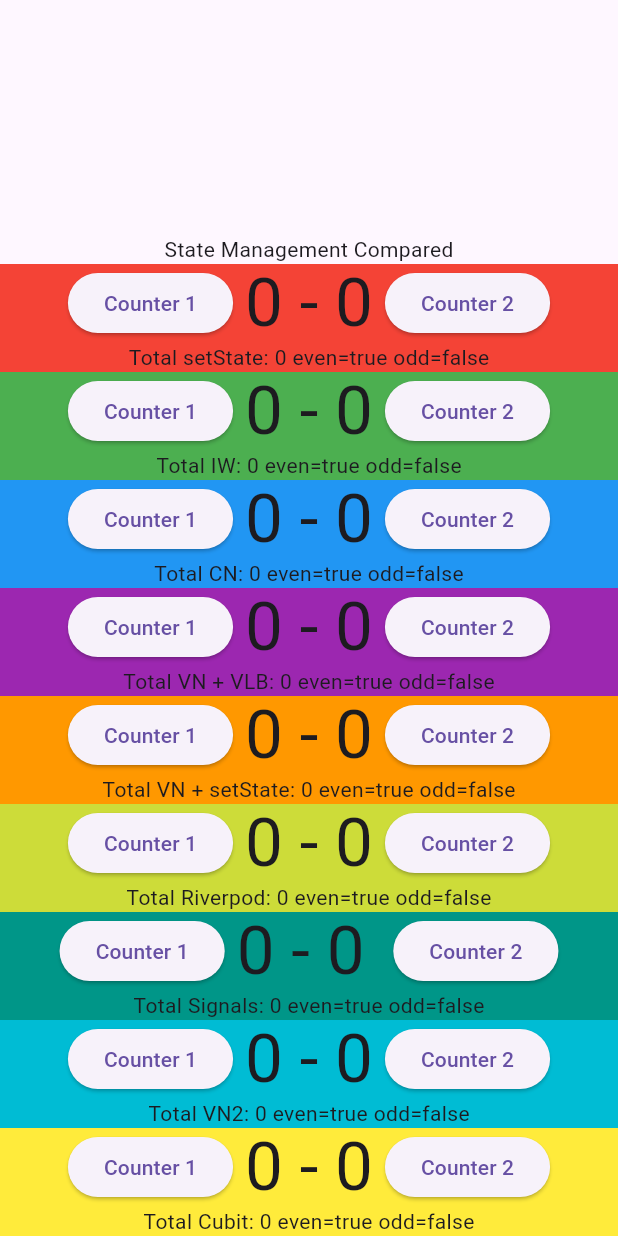
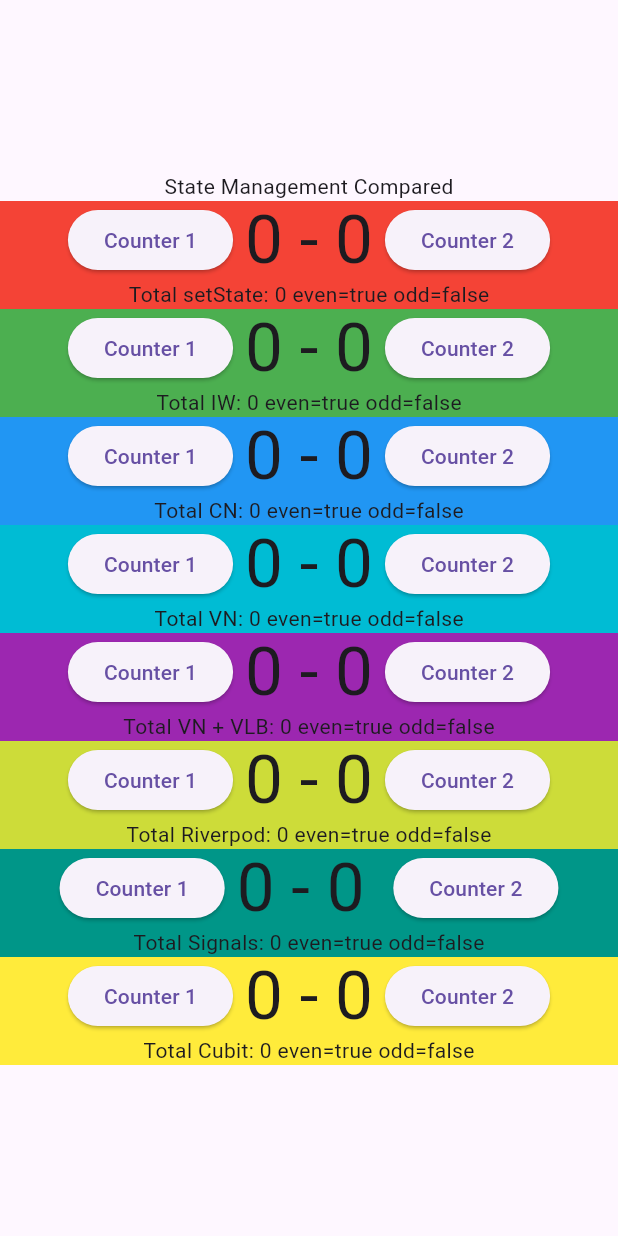
Before and after one commit to anthonyaquino83/flutter_sm_compared, a Flutter app: the screen it shows after launch, on a phone screen of 412 x 824 dp. Run offline on Flutter 3.47's test engine with Material 3 defaults, Android fonts, the light colour scheme and no system bars; our stand-ins replace flutter_bloc, flutter_riverpod, signals_flutter.

Commit message:
refactor valuenotifier examples

```diff
--- a/lib/main.dart
+++ b/lib/main.dart
@@ -8,7 +8,6 @@ import 'cubit_example.dart';
 import 'inheritedwidget_example.dart';
 import 'valuenotifier_example.dart';
 import 'valuelistenablebuilder_example.dart';
-import 'valuenotifier_example2.dart';
 
 void main() {
   runApp(const MainApp());
@@ -28,25 +27,25 @@ class _MainAppState extends State<MainApp> {
       debugShowCheckedModeBanner: false,
       home: Scaffold(
         body: Column(
-          mainAxisAlignment: MainAxisAlignment.end,
+          mainAxisAlignment: MainAxisAlignment.center,
           children: [
             Text('State Management Compared'),
             // 64 loc (VSCodeCounter and same Flutter autoformat)
+            // internal packages
             SetStateExample(),
             // 75 loc
             InheritedWidgetExample(),
             // 80 loc
             ChangeNotifierExample(),
-            // 73 loc
+            // 91 loc
+            ValueNotifierExample(),
+            // 109 loc
             ValueListenableBuilderExample(),
-            // 70 loc
-            ValueNotifierExample(),
+            // external packages
             // 58 loc
             ProviderScope(child: RiverpodExample()),
             // 61 loc
             SignalsExample(),
-            // 91 loc
-            ValueNotifierExample2(),
             // 120 loc
             CubitExample(),
           ],
--- a/lib/valuelistenablebuilder_example.dart
+++ b/lib/valuelistenablebuilder_example.dart
@@ -2,6 +2,36 @@ import 'package:flutter/material.dart';
 
 final counter1 = ValueNotifier(0);
 final counter2 = ValueNotifier(0);
+final total = TotalNotifier();
+final isEven = IsEvenNotifier();
+final isOdd = IsOddNotifier();
+
+class TotalNotifier extends ValueNotifier<int> {
+  TotalNotifier() : super(counter1.value + counter2.value) {
+    counter1.addListener(() {
+      value = counter1.value + counter2.value;
+    });
+    counter2.addListener(() {
+      value = counter1.value + counter2.value;
+    });
+  }
+}
+
+class IsEvenNotifier extends ValueNotifier<bool> {
+  IsEvenNotifier() : super(total.value.isEven) {
+    total.addListener(() {
+      value = total.value.isEven;
+    });
+  }
+}
+
+class IsOddNotifier extends ValueNotifier<bool> {
+  IsOddNotifier() : super(total.value.isOdd) {
+    total.addListener(() {
+      value = total.value.isOdd;
+    });
+  }
+}
 
 class ValueListenableBuilderExample extends StatefulWidget {
   const ValueListenableBuilderExample({
@@ -15,10 +45,6 @@ class ValueListenableBuilderExample extends StatefulWidget {
 
 class _ValueListenableBuilderExampleState
     extends State<ValueListenableBuilderExample> {
-  int get total => counter1.value + counter2.value;
-  bool get isEven => total.isEven;
-  bool get isOdd => total.isOdd;
-
   @override
   Widget build(BuildContext context) {
     return ColoredBox(
@@ -60,9 +86,24 @@ class _ValueListenableBuilderExampleState
                               ),
                             ],
                           ),
-                          Text(
-                            'Total VN + VLB: $total even=$isEven odd=$isOdd',
-                          ),
+                          ValueListenableBuilder(
+                              valueListenable: total,
+                              builder: (context, total, child) {
+                                return ValueListenableBuilder(
+                                    valueListenable: isEven,
+                                    builder: (context, isEven, child) {
+                                      return ValueListenableBuilder(
+                                          valueListenable: isOdd,
+                                          builder: (context, isOdd, child) {
+                                            return Text(
+                                              'Total VN + VLB: $total even=$isEven odd=$isOdd',
+                                            );
+                                          });
+                                    });
+                              }),
+                          // Text(
+                          //   'Total VN + VLB: $total even=$isEven odd=$isOdd',
+                          // ),
                         ],
                       );
                     },
--- a/lib/valuenotifier_example.dart
+++ b/lib/valuenotifier_example.dart
@@ -2,6 +2,36 @@ import 'package:flutter/material.dart';
 
 final counter1 = ValueNotifier(0);
 final counter2 = ValueNotifier(0);
+final total = TotalNotifier();
+final isEven = IsEvenNotifier();
+final isOdd = IsOddNotifier();
+
+class TotalNotifier extends ValueNotifier<int> {
+  TotalNotifier() : super(counter1.value + counter2.value) {
+    counter1.addListener(() {
+      value = counter1.value + counter2.value;
+    });
+    counter2.addListener(() {
+      value = counter1.value + counter2.value;
+    });
+  }
+}
+
+class IsEvenNotifier extends ValueNotifier<bool> {
+  IsEvenNotifier() : super(total.value.isEven) {
+    total.addListener(() {
+      value = total.value.isEven;
+    });
+  }
+}
+
+class IsOddNotifier extends ValueNotifier<bool> {
+  IsOddNotifier() : super(total.value.isOdd) {
+    total.addListener(() {
+      value = total.value.isOdd;
+    });
+  }
+}
 
 class ValueNotifierExample extends StatefulWidget {
   const ValueNotifierExample({
@@ -9,23 +39,15 @@ class ValueNotifierExample extends StatefulWidget {
   });
 
   @override
-  State<ValueNotifierExample> createState() => _ValueNotifierExampleState();
+  State<ValueNotifierExample> createState() => _ValueNotifierExampleStat();
 }
 
-class _ValueNotifierExampleState extends State<ValueNotifierExample> {
-  int get total => counter1.value + counter2.value;
-  bool get isEven => total.isEven;
-  bool get isOdd => total.isOdd;
-
+class _ValueNotifierExampleStat extends State<ValueNotifierExample> {
   @override
   void initState() {
     super.initState();
 
-    counter1.addListener(() {
-      if (mounted) setState(() {});
-    });
-
-    counter2.addListener(() {
+    total.addListener(() {
       if (mounted) setState(() {});
     });
   }
@@ -33,7 +55,7 @@ class _ValueNotifierExampleState extends State<ValueNotifierExample> {
   @override
   Widget build(BuildContext context) {
     return ColoredBox(
-      color: Colors.orange,
+      color: Colors.cyan,
       child: Column(
         children: [
           Row(
@@ -65,7 +87,7 @@ class _ValueNotifierExampleState extends State<ValueNotifierExample> {
                     ],
                   ),
                   Text(
-                    'Total VN + setState: $total even=$isEven odd=$isOdd',
+                    'Total VN: ${total.value} even=${isEven.value} odd=${isOdd.value}',
                   ),
                 ],
               ),
--- a/lib/valuenotifier_example2.dart
+++ /dev/null
@@ -1,100 +0,0 @@
-import 'package:flutter/material.dart';
-
-final counter1 = ValueNotifier(0);
-final counter2 = ValueNotifier(0);
-final total = TotalNotifier();
-final isEvenNotifier = IsEvenNotifier();
-final isOddNotifier = IsOddNotifier();
-
-class TotalNotifier extends ValueNotifier<int> {
-  TotalNotifier() : super(counter1.value + counter2.value) {
-    counter1.addListener(() {
-      value = counter1.value + counter2.value;
-    });
-    counter2.addListener(() {
-      value = counter1.value + counter2.value;
-    });
-  }
-}
-
-class IsEvenNotifier extends ValueNotifier<bool> {
-  IsEvenNotifier() : super(total.value.isEven) {
-    total.addListener(() {
-      value = total.value.isEven;
-    });
-  }
-}
-
-class IsOddNotifier extends ValueNotifier<bool> {
-  IsOddNotifier() : super(total.value.isOdd) {
-    total.addListener(() {
-      value = total.value.isOdd;
-    });
-  }
-}
-
-class ValueNotifierExample2 extends StatefulWidget {
-  const ValueNotifierExample2({
-    super.key,
-  });
-
-  @override
-  State<ValueNotifierExample2> createState() => _ValueNotifierExample2State();
-}
-
-class _ValueNotifierExample2State extends State<ValueNotifierExample2> {
-  @override
-  void initState() {
-    super.initState();
-
-    total.addListener(() {
-      if (mounted) setState(() {});
-    });
-  }
-
-  @override
-  Widget build(BuildContext context) {
-    return ColoredBox(
-      color: Colors.cyan,
-      child: Column(
-        children: [
-          Row(
-            mainAxisAlignment: MainAxisAlignment.center,
-            children: [
-              Column(
-                children: [
-                  Row(
-                    mainAxisAlignment: MainAxisAlignment.center,
-                    children: [
-                      ElevatedButton(
-                        onPressed: () {
-                          counter1.value++;
-                        },
-                        child: const Text('Counter 1'),
-                      ),
-                      const SizedBox(width: 8),
-                      Text(
-                        '${counter1.value} - ${counter2.value}',
-                        style: Theme.of(context).textTheme.displayMedium,
-                      ),
-                      const SizedBox(width: 8),
-                      ElevatedButton(
-                        onPressed: () {
-                          counter2.value++;
-                        },
-                        child: const Text('Counter 2'),
-                      ),
-                    ],
-                  ),
-                  Text(
-                    'Total VN2: ${total.value} even=${isEvenNotifier.value} odd=${isOddNotifier.value}',
-                  ),
-                ],
-              ),
-            ],
-          ),
-        ],
-      ),
-    );
-  }
-}
```
